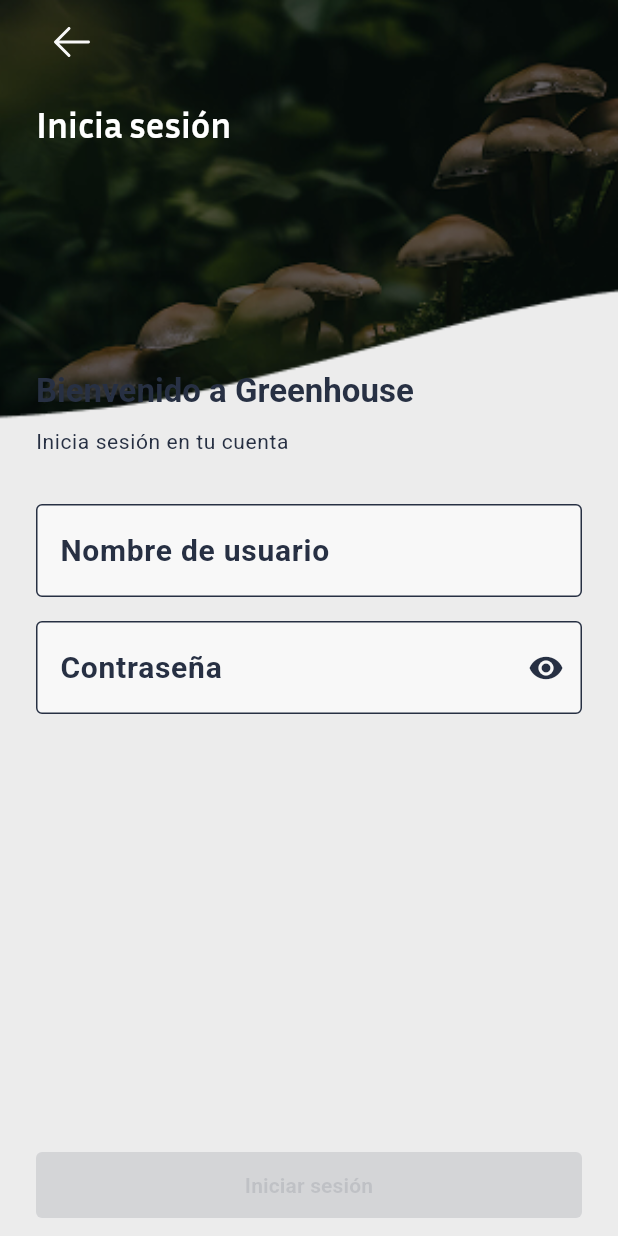
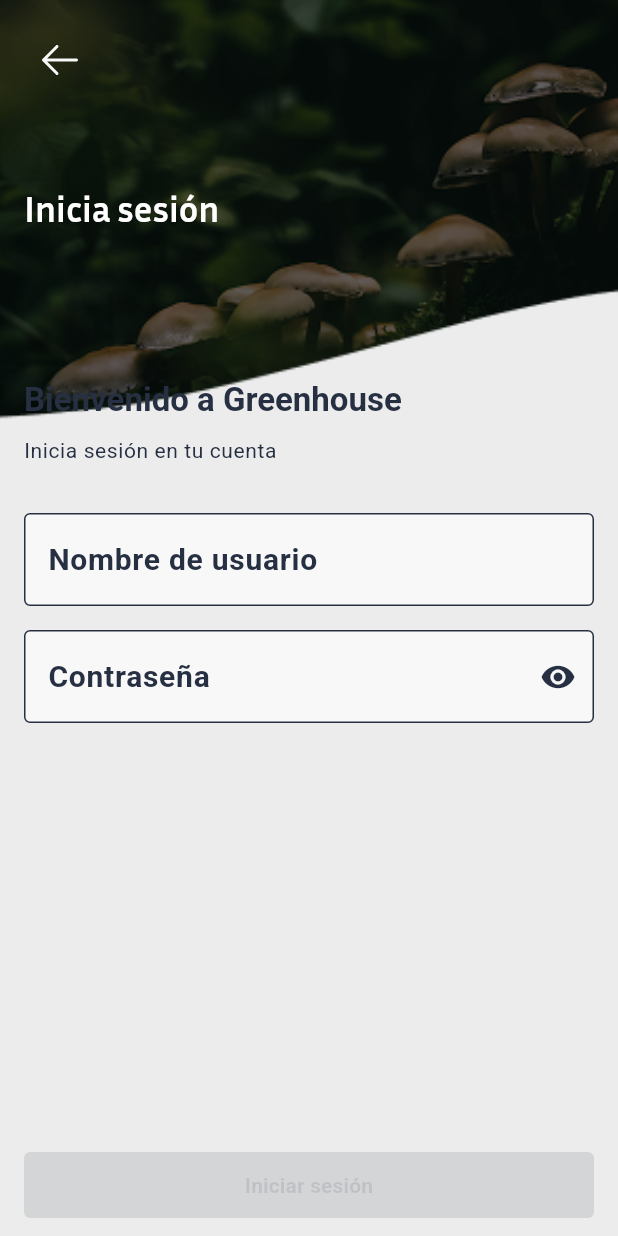
Before and after one commit to TP1202510030/mobile_app, a Flutter app: the screen it shows after launch, after a tap on "Continuar", on a phone screen of 412 x 824 dp. Run offline on Flutter 3.47's test engine with Material 3 defaults, Android fonts, the phone set to English and light mode, and no system bars; our stand-ins replace cached_network_image, dio, flutter_dotenv, flutter_secure_storage, flutter_svg, get_it and 5 more.

```diff
--- a/lib/data/services/api/grow_room_service.dart
+++ b/lib/data/services/api/grow_room_service.dart
@@ -9,6 +9,8 @@ class GrowRoomService {
   final ApiClient _apiClient;
 
   GrowRoomService(this._apiClient);
+
+  static const String sortBy = 'name.name,asc';
 
   Future<GrowRoom> getGrowRoomById(int id) async {
     final url = ApiRoutes.growRoomById(id);
@@ -33,6 +35,7 @@ class GrowRoomService {
           'companyId': companyId,
           'page': page,
           'size': size,
+          'sort': sortBy,
         },
       );
 
--- a/lib/ui/auth/viewmodel/login_viewmodel.dart
+++ b/lib/ui/auth/viewmodel/login_viewmodel.dart
@@ -6,34 +6,34 @@ import 'package:mobile_app/utils/result.dart';
 class LoginViewModel {
   final SignInUseCase _signInUseCase;
 
-  final usernameController = TextEditingController();
-  final passwordController = TextEditingController();
+  LoginViewModel(this._signInUseCase) {
+    usernameController.addListener(_validateForm);
+    passwordController.addListener(_validateForm);
+    signInCommand = Command<void, SignInParams>(_executeSignIn);
+  }
+
+  final TextEditingController usernameController = TextEditingController();
+  final TextEditingController passwordController = TextEditingController();
 
   late final Command<void, SignInParams> signInCommand;
 
   final ValueNotifier<bool> isPasswordVisibleNotifier = ValueNotifier(false);
-
   final ValueNotifier<bool> isFormValidNotifier = ValueNotifier(false);
-
-  LoginViewModel(this._signInUseCase) {
-    signInCommand = Command(_signIn);
-    usernameController.addListener(_validateForm);
-    passwordController.addListener(_validateForm);
-  }
-
-  Future<Result<void>> _signIn(SignInParams params) {
-    return _signInUseCase(params);
-  }
 
   void togglePasswordVisibility() {
     isPasswordVisibleNotifier.value = !isPasswordVisibleNotifier.value;
   }
 
+  Future<Result<void>> _executeSignIn(SignInParams params) async {
+    return await _signInUseCase(params);
+  }
+
   void _validateForm() {
-    final isValid = usernameController.text.isNotEmpty &&
-        passwordController.text.isNotEmpty;
-    if (isFormValidNotifier.value != isValid) {
-      isFormValidNotifier.value = isValid;
+    final String user = usernameController.text.trim();
+    final String pass = passwordController.text;
+    final bool valid = user.isNotEmpty && pass.length >= 3;
+    if (isFormValidNotifier.value != valid) {
+      isFormValidNotifier.value = valid;
     }
   }
 
--- a/lib/ui/auth/widgets/login_screen.dart
+++ b/lib/ui/auth/widgets/login_screen.dart
@@ -1,5 +1,6 @@
 import 'package:flutter/material.dart';
 import 'package:go_router/go_router.dart';
+import 'package:provider/provider.dart';
 import 'package:mobile_app/core/locator.dart';
 import 'package:mobile_app/domain/use_cases/auth/sign_in_use_case.dart';
 import 'package:mobile_app/routing/routes.dart';
@@ -8,52 +9,81 @@ import 'package:mobile_app/ui/core/themes/app_sizes.dart';
 import 'package:mobile_app/ui/core/themes/images.dart';
 import 'package:mobile_app/ui/core/ui/back_button.dart';
 import 'package:mobile_app/ui/core/ui/button.dart';
+import 'package:mobile_app/core/exceptions/api_exception.dart';
+import 'package:mobile_app/core/exceptions/unauthorized_exception.dart';
 
-class LoginScreen extends StatefulWidget {
+class LoginScreen extends StatelessWidget {
   const LoginScreen({super.key});
 
   @override
-  State<LoginScreen> createState() => _LoginScreenState();
+  Widget build(BuildContext context) {
+    return Provider<LoginViewModel>(
+      create: (_) => locator<LoginViewModel>(),
+      dispose: (_, viewModel) => viewModel.dispose(),
+      child: const _LoginView(),
+    );
+  }
 }
 
-class _LoginScreenState extends State<LoginScreen> {
+class _LoginView extends StatefulWidget {
+  const _LoginView();
+
+  @override
+  State<_LoginView> createState() => _LoginViewState();
+}
+
+class _LoginViewState extends State<_LoginView> {
+  final _formKey = GlobalKey<FormState>();
+
+  // 🔒 Guardamos la ref del VM para evitar lookups en dispose
   late final LoginViewModel _viewModel;
 
   @override
   void initState() {
     super.initState();
-    _viewModel = locator<LoginViewModel>();
+    _viewModel = context.read<LoginViewModel>();
     _viewModel.signInCommand.addListener(_onSignInResult);
   }
 
   @override
   void dispose() {
     _viewModel.signInCommand.removeListener(_onSignInResult);
-    _viewModel.dispose();
     super.dispose();
   }
 
   void _onSignInResult() {
     if (!mounted) return;
-
-    if (_viewModel.signInCommand.isSuccess) {
+    final signInCommand = _viewModel.signInCommand;
+    if (signInCommand.isSuccess) {
       context.go(AppRoutes.home);
-    } else if (_viewModel.signInCommand.hasError) {
+    } else if (signInCommand.hasError) {
+      final message = _customErrorMessage(signInCommand.error);
       ScaffoldMessenger.of(context).showSnackBar(
         SnackBar(
-          content: Text(_viewModel.signInCommand.error.toString()),
+          content: Text(message),
           backgroundColor: Theme.of(context).colorScheme.error,
         ),
       );
-      _viewModel.signInCommand.reset();
     }
   }
 
-  void _performLogin() {
+  String _customErrorMessage(Exception? e) {
+    if (e == null) return 'Ocurrió un error inesperado.';
+    if (e is UnauthorizedException) {
+      return 'Usuario o contraseña incorrectos.';
+    }
+    if (e is ApiException) {
+      return e.message;
+    }
+    return 'No se pudo iniciar sesión. Intenta nuevamente.';
+  }
+
+  void _submit() {
     FocusScope.of(context).unfocus();
+    if (!_formKey.currentState!.validate()) return;
     _viewModel.signInCommand.execute(SignInParams(
       username: _viewModel.usernameController.text.trim(),
-      password: _viewModel.passwordController.text.trim(),
+      password: _viewModel.passwordController.text,
     ));
   }
 
@@ -63,134 +93,162 @@ class _LoginScreenState extends State<LoginScreen> {
       backgroundColor: Theme.of(context).colorScheme.surface,
       body: Stack(
         children: [
-          _buildBackgroundHeader(),
-          _buildFormContent(),
-        ],
-      ),
-    );
-  }
-
-  /// Construye la cabecera usando la imagen pre-cortada.
-  Widget _buildBackgroundHeader() {
-    return const SizedBox(
-      height: 280, // Mantenemos una altura consistente
-      width: double.infinity,
-      child: Image(
-        image: AssetImage(AppImages.loginClipper),
-        fit: BoxFit.cover, // Asegura que la imagen cubra el área
-      ),
-    );
-  }
-
-  /// Construye todo el contenido que va por encima del fondo.
-  Widget _buildFormContent() {
-    final theme = Theme.of(context);
-    final mediaQuery = MediaQuery.of(context);
-
-    return GestureDetector(
-      onTap: () => FocusScope.of(context).unfocus(),
+          const _BackgroundHeader(),
+          SafeArea(
             child: Padding(
-        padding: EdgeInsets.symmetric(
-          horizontal: AppSizes.spacingLarge * 1.5,
-        ),
+              padding:
+                  const EdgeInsets.symmetric(horizontal: AppSizes.spacingLarge),
               child: Column(
                 crossAxisAlignment: CrossAxisAlignment.start,
                 children: [
-            SizedBox(height: mediaQuery.padding.top + AppSizes.spacingSmall),
+                  const SizedBox(height: AppSizes.spacingLarge),
                   CustomBackButton(
-              color: theme.colorScheme.onSecondary,
+                    color: Theme.of(context).colorScheme.onSecondary,
                   ),
-            const SizedBox(height: AppSizes.spacingLarge),
+                  const SizedBox(height: 60),
                   Text(
                     'Inicia sesión',
-              style: theme.textTheme.displaySmall?.copyWith(
+                    style: Theme.of(context).textTheme.displaySmall?.copyWith(
                           color: Colors.white,
                           fontWeight: FontWeight.bold,
                         ),
                   ),
                   Expanded(
                     child: SingleChildScrollView(
+                      child: Form(
+                        key: _formKey,
+                        child: AutofillGroup(
                           child: Column(
                             crossAxisAlignment: CrossAxisAlignment.start,
                             children: [
-                    const SizedBox(height: 150),
+                              const SizedBox(height: 100),
                               Text(
                                 'Bienvenido a Greenhouse',
-                      style: theme.textTheme.titleLarge?.copyWith(
-                        fontWeight: FontWeight.bold,
-                      ),
+                                style: Theme.of(context)
+                                    .textTheme
+                                    .titleLarge
+                                    ?.copyWith(fontWeight: FontWeight.bold),
                               ),
                               const SizedBox(height: AppSizes.spacingMedium),
-                    Text(
-                      'Inicia sesión en tu cuenta',
-                      style: theme.textTheme.bodySmall,
-                    ),
+                              Text('Inicia sesión en tu cuenta',
+                                  style: Theme.of(context).textTheme.bodySmall),
                               const SizedBox(height: AppSizes.spacingLarge * 2),
-                    _buildLoginForm(),
+                              _UsernameField(viewModel: _viewModel),
+                              const SizedBox(height: AppSizes.spacingLarge),
+                              _PasswordField(viewModel: _viewModel),
                             ],
                           ),
                         ),
                       ),
-            _buildLoginButton(),
+                    ),
+                  ),
+                  _LoginButton(onPressed: _submit),
                   SizedBox(
-                height: mediaQuery.padding.bottom + AppSizes.spacingMedium),
+                    height: MediaQuery.of(context).padding.bottom +
+                        AppSizes.spacingMedium,
+                  ),
                 ],
               ),
             ),
+          ),
+        ],
+      ),
     );
   }
+}
 
-  Widget _buildLoginForm() {
-    return Column(
-      crossAxisAlignment: CrossAxisAlignment.start,
-      children: [
-        TextFormField(
-          controller: _viewModel.usernameController,
+class _BackgroundHeader extends StatelessWidget {
+  const _BackgroundHeader();
+
+  @override
+  Widget build(BuildContext context) {
+    return const SizedBox(
+      height: 280,
+      width: double.infinity,
+      child: Image(
+        image: AssetImage(AppImages.loginClipper),
+        fit: BoxFit.cover,
+      ),
+    );
+  }
+}
+
+class _UsernameField extends StatelessWidget {
+  final LoginViewModel viewModel;
+  const _UsernameField({required this.viewModel});
+
+  @override
+  Widget build(BuildContext context) {
+    return TextFormField(
+      controller: viewModel.usernameController,
       decoration: const InputDecoration(labelText: 'Nombre de usuario'),
       keyboardType: TextInputType.emailAddress,
       textInputAction: TextInputAction.next,
-        ),
-        const SizedBox(height: AppSizes.spacingLarge),
-        ValueListenableBuilder<bool>(
-          valueListenable: _viewModel.isPasswordVisibleNotifier,
-          builder: (context, isVisible, child) {
+      autofillHints: const [AutofillHints.username],
+      validator: (value) {
+        final v = (value ?? '').trim();
+        if (v.isEmpty) return 'Ingresa tu usuario';
+        return null;
+      },
+      inputFormatters: const [],
+      enableSuggestions: true,
+      autocorrect: true,
+    );
+  }
+}
+
+class _PasswordField extends StatelessWidget {
+  final LoginViewModel viewModel;
+  const _PasswordField({required this.viewModel});
+
+  @override
+  Widget build(BuildContext context) {
+    return ValueListenableBuilder<bool>(
+      valueListenable: viewModel.isPasswordVisibleNotifier,
+      builder: (context, isVisible, _) {
         return TextFormField(
-              controller: _viewModel.passwordController,
+          controller: viewModel.passwordController,
           obscureText: !isVisible,
           decoration: InputDecoration(
             labelText: 'Contraseña',
             suffixIcon: IconButton(
-                  icon: Icon(
-                    isVisible ? Icons.visibility_off : Icons.visibility,
-                  ),
-                  onPressed: _viewModel.togglePasswordVisibility,
+              icon: Icon(isVisible ? Icons.visibility_off : Icons.visibility),
+              onPressed: viewModel.togglePasswordVisibility,
             ),
           ),
           textInputAction: TextInputAction.done,
-              onFieldSubmitted: (_) {
-                if (_viewModel.isFormValidNotifier.value) {
-                  _performLogin();
-                }
+          onFieldSubmitted: (_) => FocusScope.of(context).unfocus(),
+          autofillHints: const [AutofillHints.password],
+          enableSuggestions: false,
+          autocorrect: false,
+          validator: (value) {
+            final v = value ?? '';
+            if (v.isEmpty) return 'Ingresa tu contraseña';
+            return null;
           },
         );
       },
-        ),
-      ],
     );
   }
+}
 
-  Widget _buildLoginButton() {
+class _LoginButton extends StatelessWidget {
+  final VoidCallback onPressed;
+  const _LoginButton({required this.onPressed});
+
+  @override
+  Widget build(BuildContext context) {
+    final viewModel = context.read<LoginViewModel>();
     return ListenableBuilder(
       listenable: Listenable.merge([
-        _viewModel.isFormValidNotifier,
-        _viewModel.signInCommand,
+        viewModel.isFormValidNotifier,
+        viewModel.signInCommand,
       ]),
-      builder: (context, child) {
-        final isFormValid = _viewModel.isFormValidNotifier.value;
-        final isLoading = _viewModel.signInCommand.isRunning;
-
+      builder: (context, _) {
+        final isFormValid = viewModel.isFormValidNotifier.value;
+        final isLoading = viewModel.signInCommand.isRunning;
         return CustomButton.text(
-          onTap: isFormValid && !isLoading ? _performLogin : null,
+          onTap: isFormValid && !isLoading ? onPressed : null,
           text: 'Iniciar sesión',
           isLoading: isLoading,
           isFullWidth: true,
```
Also changed, not shown: lib/ui/core/ui/empty_state.dart (added, +39 -0 lines), lib/ui/home/view_models/home_viewmodel.dart (+60 -46 lines), lib/ui/home/widgets/archived_crops_section.dart (+2 -23 lines), lib/ui/home/widgets/grow_rooms_section.dart (+2 -23 lines), lib/ui/home/widgets/home_screen.dart (+35 -30 lines). Lines whose indentation alone changed are shown as unchanged.
